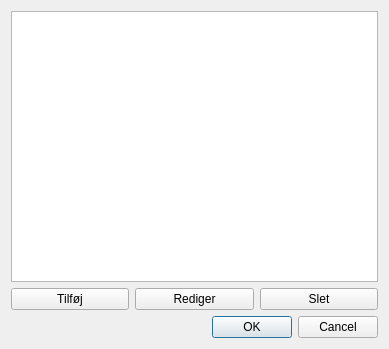
Qt form dialogs/sqlmanager.ui (froksen/opencltoolsv2) before a commit.
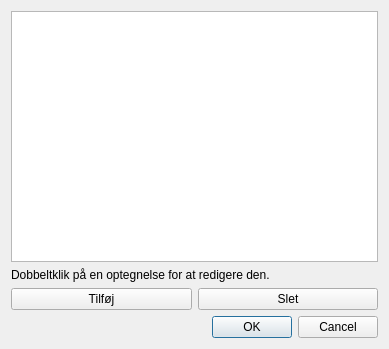
The same form after that commit.

Commit message: Anvendt ny sqlmanager dialog

What changed in the file:
```diff
--- a/dialogs/sqlmanager.ui
+++ b/dialogs/sqlmanager.ui
@@ -21,6 +21,13 @@
      </property>
     </widget>
    </item>
+   <item>
+    <widget class="QLabel" name="label">
+     <property name="text">
+      <string>Dobbeltklik på en optegnelse for at redigere den.</string>
+     </property>
+    </widget>
+   </item>
    <item>
     <layout class="QGridLayout" name="gridLayout">
      <item row="0" column="0">
@@ -31,13 +38,6 @@
       </widget>
      </item>
      <item row="0" column="1">
-      <widget class="QPushButton" name="editButton">
-       <property name="text">
-        <string>Rediger</string>
-       </property>
-      </widget>
-     </item>
-     <item row="0" column="2">
       <widget class="QPushButton" name="removeButton">
        <property name="text">
         <string>Slet</string>
```
The commit also changes 2 other files.
